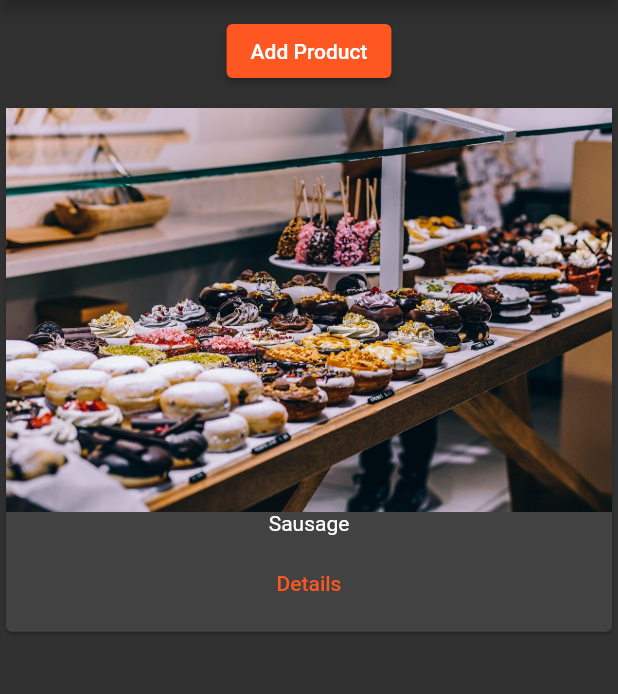
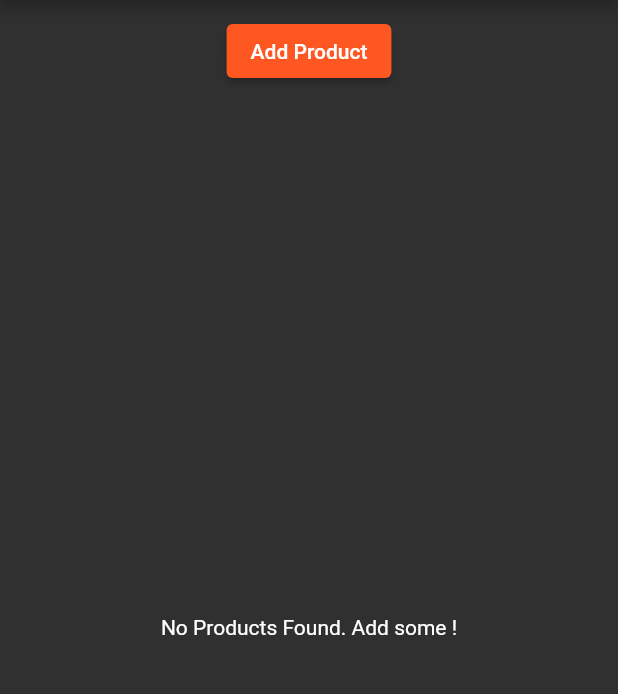
Before and after one commit to Viczdera/EasyList, a Flutter app: the screen it shows after launch, on a phone screen of 412 x 824 dp, the part 84-778 px from its top. Run offline on Flutter 3.47's test engine with Material 2 defaults, Android fonts, the phone set to English and light mode, and no system bars.

```diff
--- a/lib/product_actions.dart
+++ b/lib/product_actions.dart
@@ -5,8 +5,8 @@ import './product_control.dart';
 
 class ProductManager extends StatefulWidget {
   //adding constructor by repeating the class name
-  final Map<String, String> startingProduct;
-  ProductManager({required this.startingProduct}) {
+  final Map<String, String>? startingProduct;
+  ProductManager({this.startingProduct}) {
     print('[ProductManager Widget] Constructor');
   }
 
@@ -24,7 +24,7 @@ class _ProductManagerState extends State<ProductManager> {
   @override
   void initState() {
     if (widget.startingProduct != null) {
-      _products.add(widget.startingProduct);
+      _products.add(widget.startingProduct!);
     }
     super.initState();
   }
--- a/lib/products.dart
+++ b/lib/products.dart
@@ -27,7 +27,7 @@ class Products extends StatelessWidget {
                                 products[index]['imageUrl'] ?? "No Image")))
                     .then((bool? value) => {
                           print(value),
-                          if (value == true)
+                          if (value!)
                             {
                               deleteProduct(index),
                               print('product ${index} deleted')
--- a/lib/screens/home.dart
+++ b/lib/screens/home.dart
@@ -11,9 +11,7 @@ class HomeScreen extends StatelessWidget {
     //widget is expected to be returned as a type
     return Scaffold(
       appBar: AppBar(title: Text('EasyList')),
-      body: ProductManager(
-        startingProduct: {'title': "Sausage", 'imageUrl': 'assets/food.jpg'},
-      ),
+      body: ProductManager(),
       // SizedBox(
       //   height: 24,
       // )
```
Also changed, not shown: lib/screens/product.dart (+12 -2 lines).
